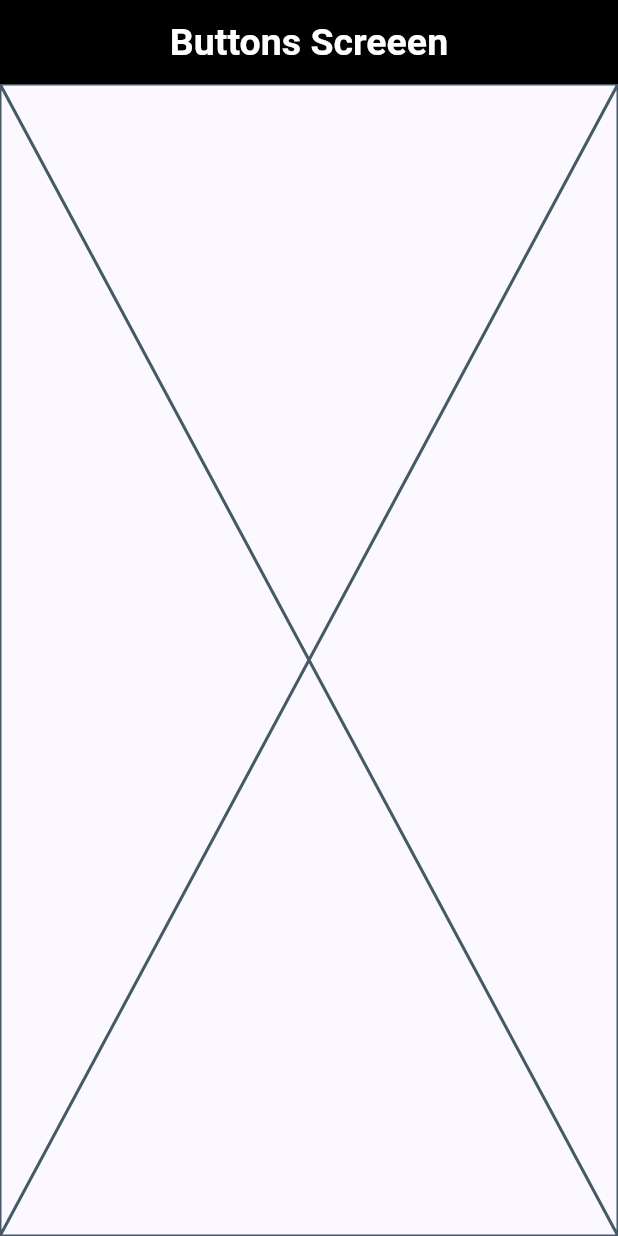
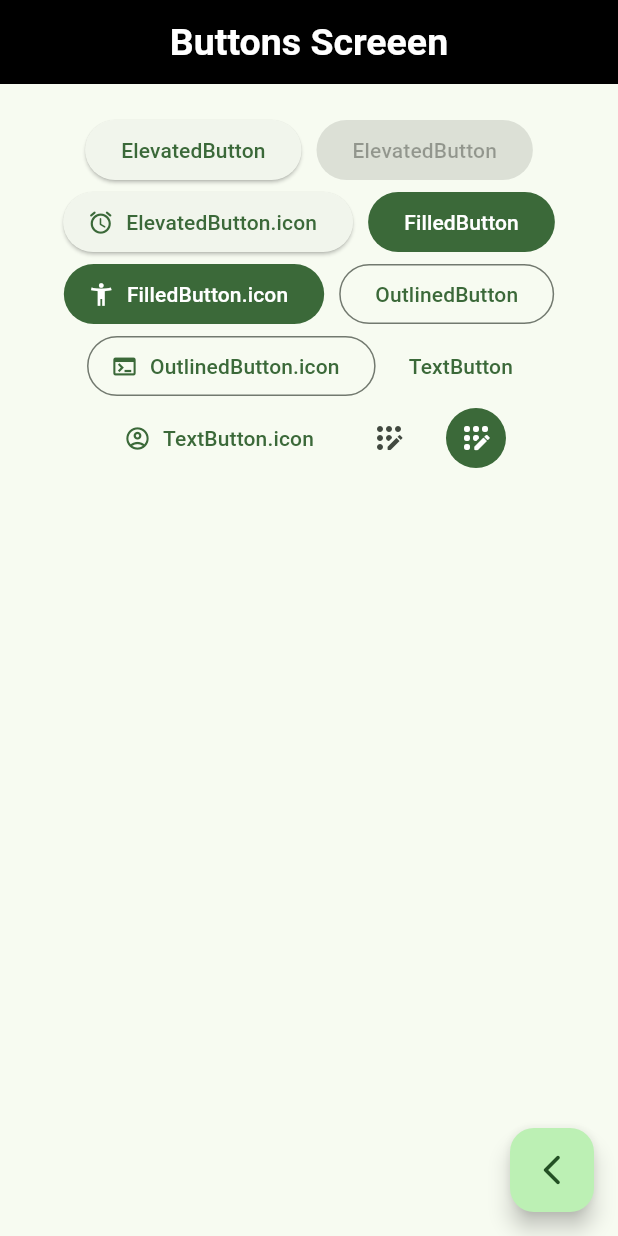
Before and after one commit to KeingCasabona/Example-Flutter-Dart-Section9-WidgetsApp, a Flutter app: the ButtonsScreen screen opened by its route, on a phone screen of 412 x 824 dp. Run offline on Flutter 3.47's test engine with Material 3 defaults, Android fonts, the phone set to English and light mode, and no system bars; our stand-ins replace go_router.

Commit message:
feat: Add different pre-configured buttons

```diff
--- a/lib/main.dart
+++ b/lib/main.dart
@@ -12,7 +12,7 @@ class MyApp extends StatelessWidget {
     return MaterialApp.router(
       routerConfig: appRouter,
       debugShowCheckedModeBanner: false,
-      theme: AppTheme(selectedColor: 7).getTheme(),
+      theme: AppTheme(selectedColor: 2).getTheme(),
       title: 'Material App',
     );
   }
--- a/lib/presentation/screens/buttons/buttons_screen.dart
+++ b/lib/presentation/screens/buttons/buttons_screen.dart
@@ -1,4 +1,5 @@
 import 'package:flutter/material.dart';
+import 'package:go_router/go_router.dart';
 
 class ButtonsScreen extends StatelessWidget {
   static const String name = 'buttons_screen';
@@ -10,7 +11,86 @@ class ButtonsScreen extends StatelessWidget {
       appBar: AppBar(
         title: const Text('Buttons Screeen'),
       ),
-      body: Placeholder(),
+      body: _ButtonsView(),
+      floatingActionButton: FloatingActionButton(
+        child: Icon(Icons.arrow_back_ios_new_rounded),
+        onPressed: () {
+          context.pop();
+        },
+      ),
     );
   }
 }
+
+class _ButtonsView extends StatelessWidget {
+  const _ButtonsView();
+
+  @override
+  Widget build(BuildContext context) {
+    final colors = Theme.of(context).colorScheme;
+    return SizedBox(
+      width: double.infinity,
+      child: Padding(
+        padding: EdgeInsets.symmetric(horizontal: 10, vertical: 20),
+        child: Wrap(
+          spacing: 10,
+          alignment: WrapAlignment.center,
+          children: [
+            ElevatedButton(
+              onPressed: () {},
+              child: Text('ElevatedButton'),
+            ),
+            ElevatedButton(
+              onPressed: null,
+              child: Text('ElevatedButton'),
+            ),
+            ElevatedButton.icon(
+              onPressed: () {},
+              icon: Icon(Icons.access_alarm_rounded),
+              label: Text('ElevatedButton.icon'),
+            ),
+            FilledButton(
+              onPressed: () {},
+              child: Text('FilledButton'),
+            ),
+            FilledButton.icon(
+              onPressed: () {},
+              icon: Icon(Icons.accessibility_new),
+              label: Text('FilledButton.icon'),
+            ),
+            OutlinedButton(
+              onPressed: () {},
+              child: Text('OutlinedButton'),
+            ),
+            OutlinedButton.icon(
+              onPressed: () {},
+              label: Text('OutlinedButton.icon'),
+              icon: Icon(Icons.terminal_outlined),
+            ),
+            TextButton(
+              onPressed: () {},
+              child: Text('TextButton'),
+            ),
+            TextButton.icon(
+              onPressed: () {},
+              icon: Icon(Icons.account_circle_outlined),
+              label: Text('TextButton.icon'),
+            ),
+            IconButton(
+              onPressed: () {},
+              icon: Icon(Icons.app_registration_rounded),
+            ),
+            IconButton(
+              onPressed: () {},
+              icon: Icon(Icons.app_registration_rounded),
+              style: ButtonStyle(
+                backgroundColor: MaterialStatePropertyAll(colors.primary),
+                iconColor: MaterialStatePropertyAll(Colors.white),
+              ),
+            )
+          ],
+        ),
+      ),
+    );
+  }
+}
```
